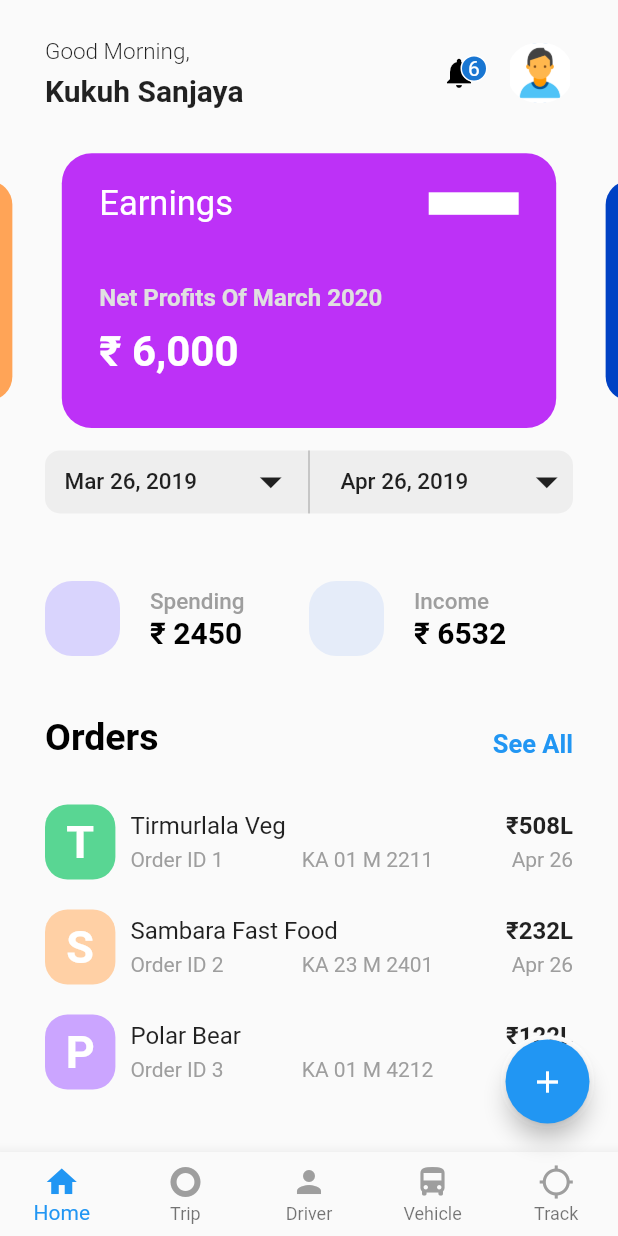
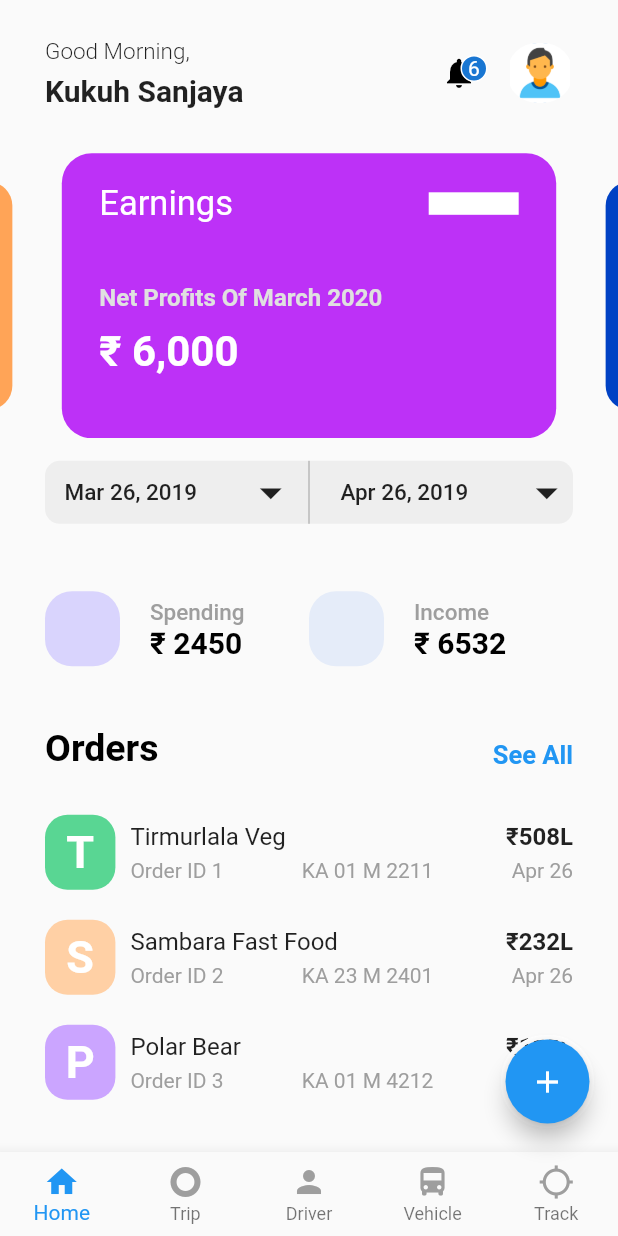
Before and after one commit to Dhruvil17/cool_ui, a Flutter app: the screen it shows after launch, on a phone screen of 412 x 824 dp. Run offline on Flutter 3.47's test engine with Material 2 defaults, Android fonts, the phone set to English and light mode, and no system bars; our stand-ins replace flutter_swiper, percent_indicator.

Commit message:
bugs fixed.

```diff
--- a/lib/moneyTile.dart
+++ b/lib/moneyTile.dart
@@ -61,7 +61,7 @@ Widget moneyList(var context) {
   return Container(
     width: 100,
     margin: EdgeInsets.only(top: 25),
-    height: MediaQuery.of(context).size.height / 4.5,
+    height: 190,
     child: Swiper(
       itemCount: 3,
       itemBuilder: (_, i) {
```
